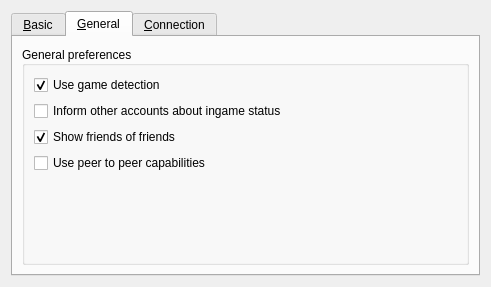
First picture: the form in ui/edit_account.ui, repository conan513/kopete-xfire, before the edit.
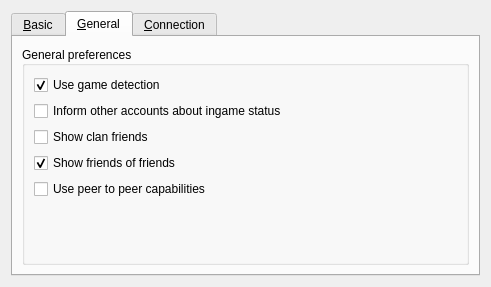
Second picture: the form after the edit. The open tabs and pages were chosen to show the change. Custom widgets are drawn as their Qt base class.

Commit message: Add account option to show/hide clan friends

```diff
--- a/ui/edit_account.ui
+++ b/ui/edit_account.ui
@@ -217,6 +217,13 @@
             </property>
            </widget>
           </item>
+          <item>
+           <widget class="QCheckBox" name="prefShowClanFriends">
+            <property name="text">
+             <string>Show clan friends</string>
+            </property>
+           </widget>
+          </item>
           <item>
            <widget class="QCheckBox" name="prefFriendsOfFriends">
             <property name="text">
```
Left out of the diff: 2 changed lines with no effect on the pictures. The commit also changes 6 other files.
